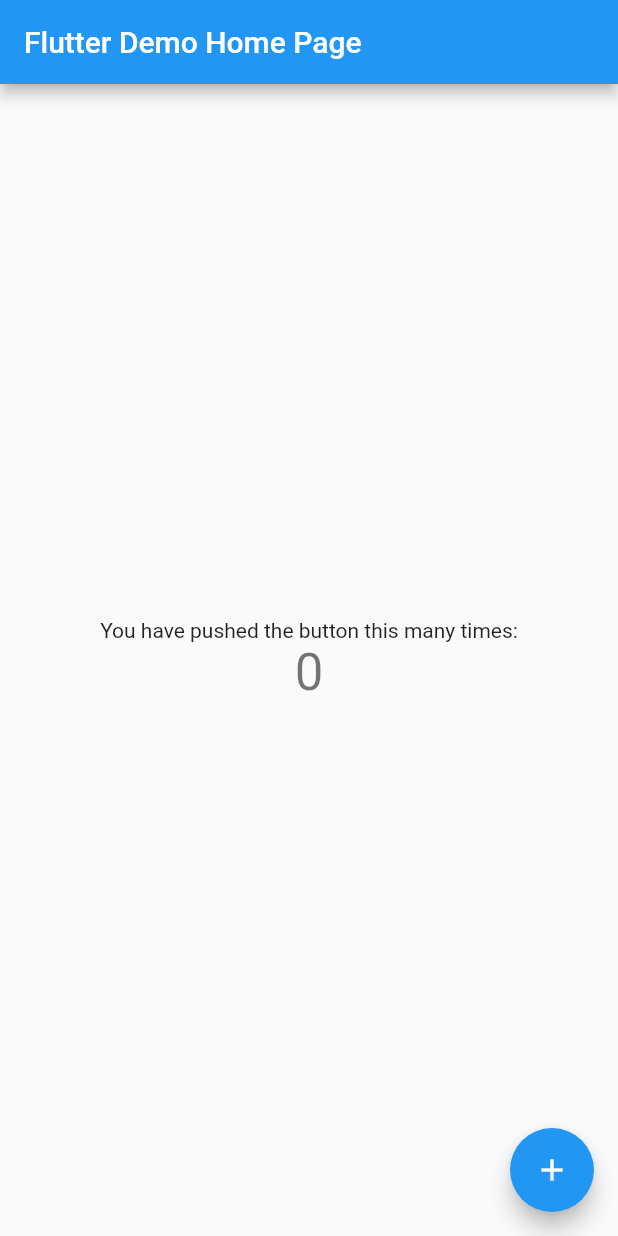
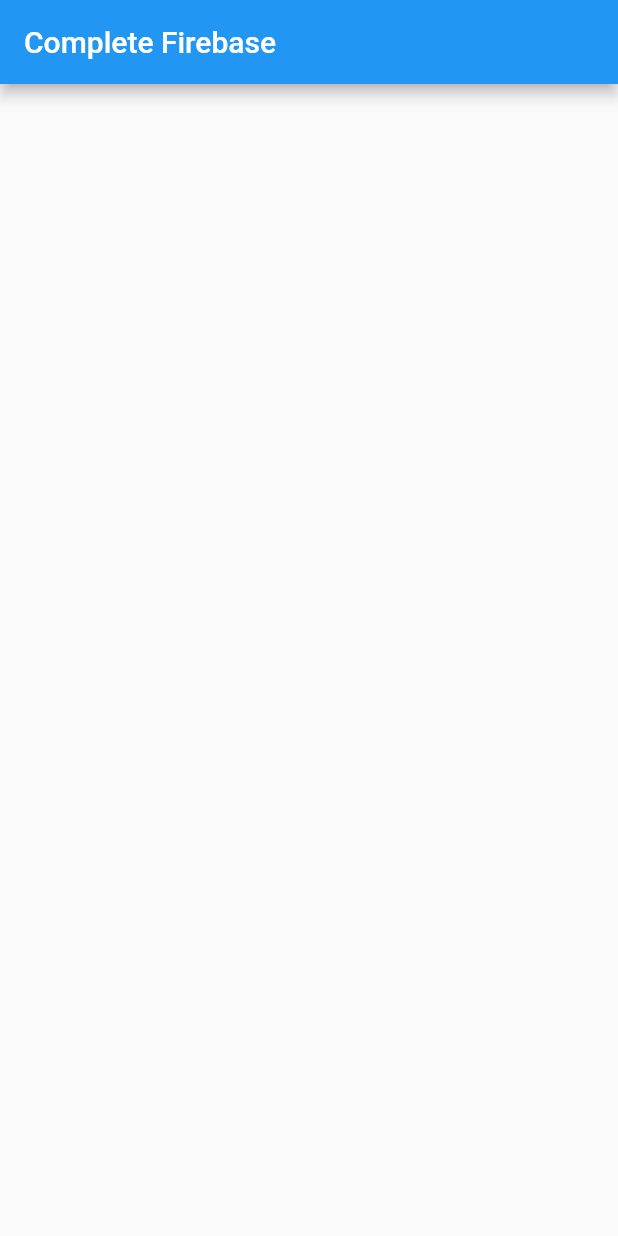
Before and after one commit to Ifte234/fire_base_complete, a Flutter app: the screen it shows after launch, on a phone screen of 412 x 824 dp. Run offline on Flutter 3.47's test engine with Material 2 defaults, Android fonts, the phone set to English and light mode, and no system bars.

Commit message:
Initial commit2

```diff
--- /dev/null
+++ b/lib/home_page.dart
@@ -0,0 +1,19 @@
+import 'package:flutter/material.dart';
+
+class HomePage extends StatefulWidget {
+  const HomePage({Key? key}) : super(key: key);
+
+  @override
+  State<HomePage> createState() => _HomePageState();
+}
+
+class _HomePageState extends State<HomePage> {
+  @override
+  Widget build(BuildContext context) {
+    return Scaffold(
+      appBar: AppBar(
+        title: Text('Complete Firebase '),
+      ),
+    );
+  }
+}
--- a/lib/main.dart
+++ b/lib/main.dart
@@ -1,115 +1,17 @@
 import 'package:flutter/material.dart';
+
+import 'home_page.dart';
 
 void main() {
   runApp(const MyApp());
 }
+class MyApp extends StatelessWidget {
+  const MyApp({Key? key}) : super(key: key);
 
-class MyApp extends StatelessWidget {
-  const MyApp({super.key});
-
-  // This widget is the root of your application.
   @override
   Widget build(BuildContext context) {
     return MaterialApp(
-      title: 'Flutter Demo',
-      theme: ThemeData(
-        // This is the theme of your application.
-        //
-        // Try running your application with "flutter run". You'll see the
-        // application has a blue toolbar. Then, without quitting the app, try
-        // changing the primarySwatch below to Colors.green and then invoke
-        // "hot reload" (press "r" in the console where you ran "flutter run",
-        // or simply save your changes to "hot reload" in a Flutter IDE).
-        // Notice that the counter didn't reset back to zero; the application
-        // is not restarted.
-        primarySwatch: Colors.blue,
-      ),
-      home: const MyHomePage(title: 'Flutter Demo Home Page'),
+      home: HomePage(),
     );
   }
 }
-
-class MyHomePage extends StatefulWidget {
-  const MyHomePage({super.key, required this.title});
-
-  // This widget is the home page of your application. It is stateful, meaning
-  // that it has a State object (defined below) that contains fields that affect
-  // how it looks.
-
-  // This class is the configuration for the state. It holds the values (in this
-  // case the title) provided by the parent (in this case the App widget) and
-  // used by the build method of the State. Fields in a Widget subclass are
-  // always marked "final".
-
-  final String title;
-
-  @override
-  State<MyHomePage> createState() => _MyHomePageState();
-}
-
-class _MyHomePageState extends State<MyHomePage> {
-  int _counter = 0;
-
-  void _incrementCounter() {
-    setState(() {
-      // This call to setState tells the Flutter framework that something has
-      // changed in this State, which causes it to rerun the build method below
-      // so that the display can reflect the updated values. If we changed
-      // _counter without calling setState(), then the build method would not be
-      // called again, and so nothing would appear to happen.
-      _counter++;
-    });
-  }
-
-  @override
-  Widget build(BuildContext context) {
-    // This method is rerun every time setState is called, for instance as done
-    // by the _incrementCounter method above.
-    //
-    // The Flutter framework has been optimized to make rerunning build methods
-    // fast, so that you can just rebuild anything that needs updating rather
-    // than having to individually change instances of widgets.
-    return Scaffold(
-      appBar: AppBar(
-        // Here we take the value from the MyHomePage object that was created by
-        // the App.build method, and use it to set our appbar title.
-        title: Text(widget.title),
-      ),
-      body: Center(
-        // Center is a layout widget. It takes a single child and positions it
-        // in the middle of the parent.
-        child: Column(
-          // Column is also a layout widget. It takes a list of children and
-          // arranges them vertically. By default, it sizes itself to fit its
-          // children horizontally, and tries to be as tall as its parent.
-          //
-          // Invoke "debug painting" (press "p" in the console, choose the
-          // "Toggle Debug Paint" action from the Flutter Inspector in Android
-          // Studio, or the "Toggle Debug Paint" command in Visual Studio Code)
-          // to see the wireframe for each widget.
-          //
-          // Column has various properties to control how it sizes itself and
-          // how it positions its children. Here we use mainAxisAlignment to
-          // center the children vertically; the main axis here is the vertical
-          // axis because Columns are vertical (the cross axis would be
-          // horizontal).
-          mainAxisAlignment: MainAxisAlignment.center,
-          children: <Widget>[
-            const Text(
-              'You have pushed the button this many times:',
-            ),
-            Text(
-              '$_counter',
-              style: Theme.of(context).textTheme.headlineMedium,
-            ),
-          ],
-        ),
-      ),
-      floatingActionButton: FloatingActionButton(
-        onPressed: _incrementCounter,
-        tooltip: 'Increment',
-        child: const Icon(Icons.add),
-      ), // This trailing comma makes auto-formatting nicer for build methods.
-    );
-  }
-}
```
